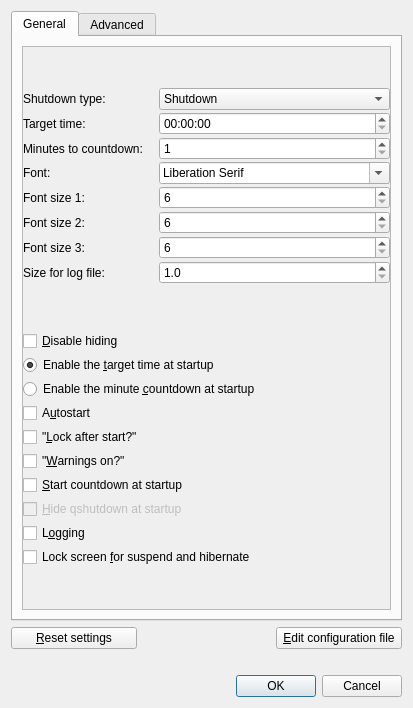
Above: qshutdown/src/ui/preferences.ui from hakaishi/shutdown-qapps before the change. Below: the same form after it.
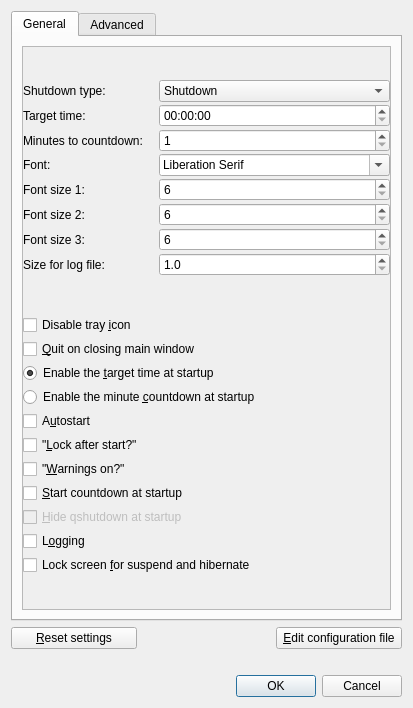
That is the form after the change. Icons and pictures are not drawn.

Commit message: - added feature to hide system tray icon - returning to qt4 due to system tray issues - updating copyright

```diff
--- a/qshutdown/src/ui/preferences.ui
+++ b/qshutdown/src/ui/preferences.ui
@@ -86,9 +86,9 @@
           <property name="geometry">
            <rect>
             <x>0</x>
-            <y>-53</y>
-            <width>357</width>
-            <height>568</height>
+            <y>0</y>
+            <width>375</width>
+            <height>532</height>
            </rect>
           </property>
           <property name="sizePolicy">
@@ -317,14 +317,30 @@
               <number>4</number>
              </property>
              <item>
-              <widget class="QCheckBox" name="stopHide">
+              <widget class="QCheckBox" name="disableTray">
+               <property name="toolTip">
+                <string>Disabling the tray icon means that it is no longer
+possible to restore qshutdown from tray. Please
+consider also checking &quot;Quit on closing main
+window&quot; and &quot;Hide qshutdown at startup&quot;.
+If qshutdown is still running and you want it to
+reappear, then just execute qshutdown again,
+just as as you normally would. It will thus reappear.</string>
+               </property>
+               <property name="text">
+                <string>Disable tray &amp;icon</string>
+               </property>
+              </widget>
+             </item>
+             <item>
+              <widget class="QCheckBox" name="quitOnCloseMain">
                <property name="toolTip">
                 <string>The close button usually hides the main window.
 Disabling hiding means, that qshutdown will then
 quit instead.</string>
                </property>
                <property name="text">
-                <string>&amp;Disable hiding</string>
+                <string>&amp;Quit on closing main window</string>
                </property>
               </widget>
              </item>
```
Left out of the diff: 30 changed lines with no effect on the pictures. The commit also changes 68 other files.
